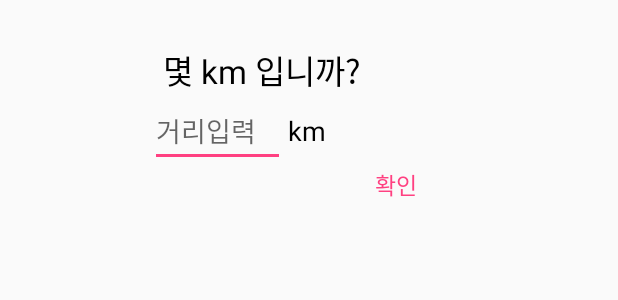
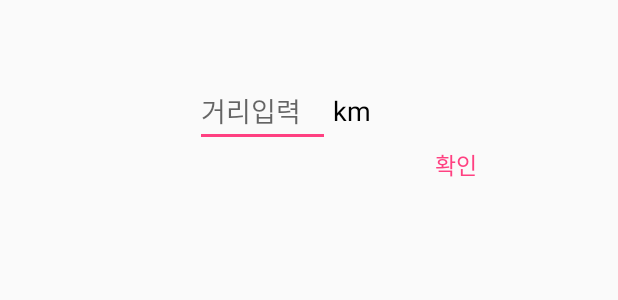
Before and after one commit to scvalsrl/Managements, an Android app: the layout edit_text_dialog_layout.xml on its own in the app's theme, with its tools: preview values and no code run, on a phone screen of 412 x 824 dp. Shown: the top 300 px of the screen. Run offline under Robolectric (Android 15) with nearby library versions, the phone set to English and light mode, and no system bars.

Commit message:
yj: alert 멘트 수정

```diff
--- a/app/src/main/res/layout/edit_text_dialog_layout.xml
+++ b/app/src/main/res/layout/edit_text_dialog_layout.xml
@@ -8,19 +8,11 @@
         android:orientation="vertical"
         android:layout_width="350dp"
         android:layout_height="150dp">
-        <TextView
-            android:id="@+id/dialogTitle"
-            android:layout_width="match_parent"
-            android:layout_height="wrap_content"
-            android:text="몇 km 입니까?"
-            android:gravity="center"
-            android:textColor="@color/black"
-            android:layout_marginTop="30dp"
-            android:textSize="22dp"/>
         <LinearLayout
             android:layout_width="wrap_content"
             android:layout_height="wrap_content"
-            android:layout_marginLeft="50dp">
+            android:layout_marginTop="50dp"
+            android:layout_marginLeft="80dp">
             <EditText
                 android:id="@+id/kmedit"
                 android:layout_width="90dp"
@@ -45,7 +37,7 @@
             android:text="확인"
             android:textSize="15dp"
             android:textColor="@color/colorAccent"
-            android:layout_marginLeft="250dp"
+            android:layout_marginLeft="290dp"
             android:id="@+id/okbtn"/>
     </LinearLayout>
 </LinearLayout>
```
Also changed, not shown: app/src/main/java/com/example/mingi/management/BusinessCardMain.java (+1 -19 lines), app/src/main/java/com/example/mingi/management/CarJoinActivity.java (+16 -9 lines).
